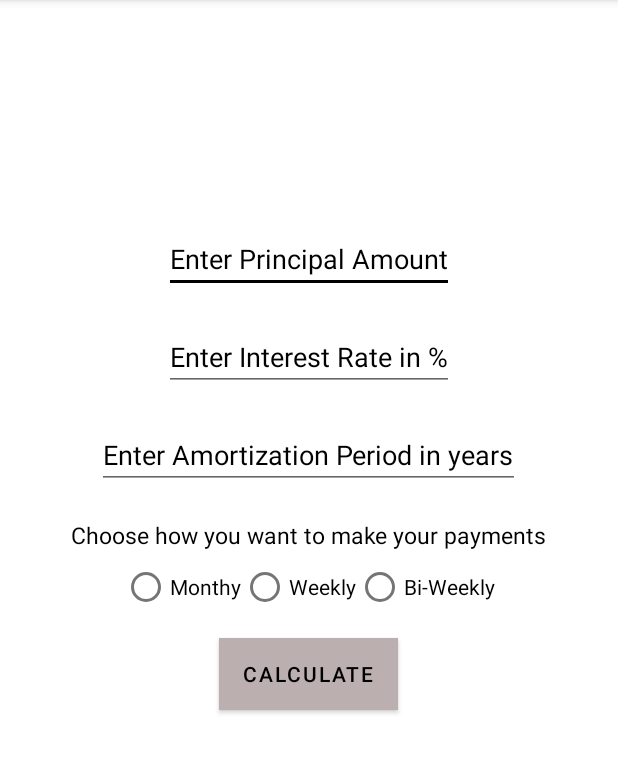
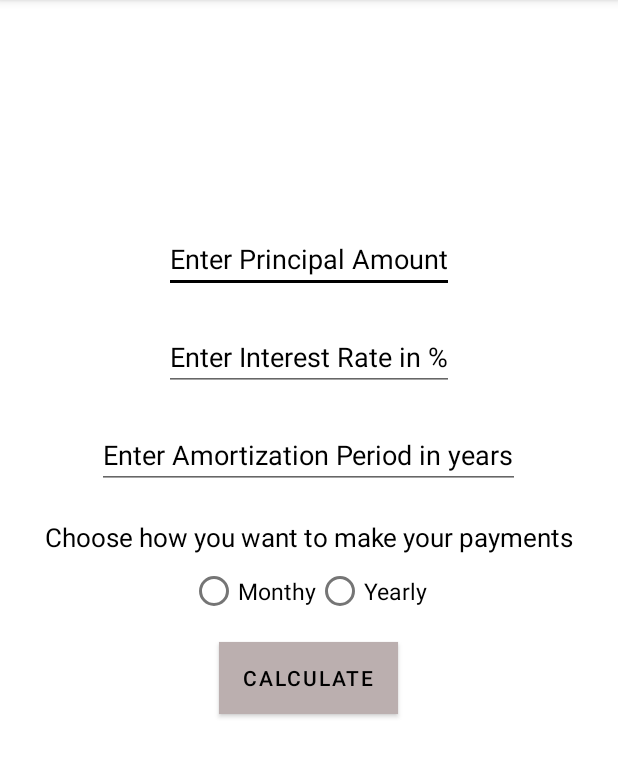
Before and after one commit to TegSingh/MortgageCalculatorApplication, an Android app: the screen it shows after launch (MainActivity), after a tap on "CALCULATE", on a phone screen of 412 x 824 dp, the part 84-862 px from its top. Run offline under Robolectric (Android 15) with nearby library versions, the phone set to English and light mode, and no system bars; 3 statements that could not run were skipped.

```diff
--- a/app/src/main/AndroidManifest.xml
+++ b/app/src/main/AndroidManifest.xml
@@ -8,7 +8,8 @@
         android:label="@string/app_name"
         android:roundIcon="@mipmap/ic_launcher_round"
         android:supportsRtl="true"
-        android:theme="@style/Theme.MortgageCalculatorApplication">
+        android:theme="@style/Theme.MortgageCalculatorApplication"
+        >
         <activity
             android:name=".SecondActivity"
             android:exported="true" />
--- a/app/src/main/java/com/example/mortgagecalculatorapplication/MainActivity.java
+++ b/app/src/main/java/com/example/mortgagecalculatorapplication/MainActivity.java
@@ -2,6 +2,7 @@ package com.example.mortgagecalculatorapplication;
 
 import androidx.appcompat.app.AppCompatActivity;
 
+import android.content.Intent;
 import android.os.Bundle;
 import android.view.View;
 import android.widget.EditText;
@@ -13,6 +14,23 @@ public class MainActivity extends AppCompatActivity {
         super.onCreate(savedInstanceState);
         setContentView(R.layout.activity_main);
     }
+
+    // Method to get monthly payments
+    private double calculateMonthlyPayments(int principal, float interest, int amtperiod) {
+
+        System.out.println("Calculate monthly payments method called");
+
+        // Determine effective monthly interest rate
+        float effective_interest = interest/12;
+
+        // Calculate (1+i)^n and store it in a variable
+        double interest_power = Math.pow(1+effective_interest/100, amtperiod*12);
+
+        // Calculate mortgage = P(i(1+i)^n/((1+i)^n - 1)
+        double mortgage = principal*((effective_interest/100)*interest_power/(interest_power - 1));
+        return mortgage;
+    }
+
     // On Click Listener method for Calculate button
     public void onClickCalculate(View view) {
         System.out.println("Calculate button clicked");
@@ -37,6 +55,13 @@ public class MainActivity extends AppCompatActivity {
         int amtperiod = Integer.parseInt(amtperiod_input);
         System.out.println("Entered Amortization Period: " + amtperiod);
 
+        // Calculate monthly payments using the provided input
+        double mortgage = calculateMonthlyPayments(principal, interest, amtperiod);
+        System.out.println("Calculated Monthly Payments: " +  mortgage);
+
+        // Add intent to move to the second activity
+        Intent i = new Intent(this, SecondActivity.class);
+
 
     }
 }
--- a/app/src/main/res/layout/activity_main.xml
+++ b/app/src/main/res/layout/activity_main.xml
@@ -47,7 +47,7 @@
         android:layout_height="wrap_content"
         android:id="@+id/payPeriodLabel"
         android:layout_centerHorizontal="true"
-        android:textSize="15dp"
+        android:textSize="17dp"
         android:textColor="@color/black"
         android:text="Choose how you want to make your payments"
         android:layout_below="@+id/edtAmtPeriod"
@@ -65,19 +65,16 @@
             android:layout_width="wrap_content"
             android:layout_height="wrap_content"
             android:text="Monthy"
-            android:id="@+id/monthlyRadioButton"/>
+            android:textSize="15dp"
+            android:textColor="@color/black"
+            android:id="@+id/monthlyRadioButton" />
 
         <RadioButton
             android:layout_width="wrap_content"
             android:layout_height="wrap_content"
-            android:text="Weekly"
-            android:id="@+id/weeklyRadioButton"/>
-
-        <RadioButton
-            android:layout_width="wrap_content"
-            android:layout_height="wrap_content"
-            android:text="Bi-Weekly"
-            android:id="@+id/biweeklyRadioButton"/>
+            android:text="Yearly"
+            android:textSize="15dp"
+            android:id="@+id/yearlyRadioButton"/>
 
     </RadioGroup>
 
--- a/app/src/main/res/values/themes.xml
+++ b/app/src/main/res/values/themes.xml
@@ -11,6 +11,7 @@
         <item name="colorOnSecondary">@color/black</item>
         <!-- Status bar color. -->
         <item name="android:statusBarColor" tools:targetApi="l">?attr/colorOnSecondary</item>
+        <item name="android:textAppearance">@color/black</item>
         <!-- Customize your theme here. -->
     </style>
 </resources>
```
